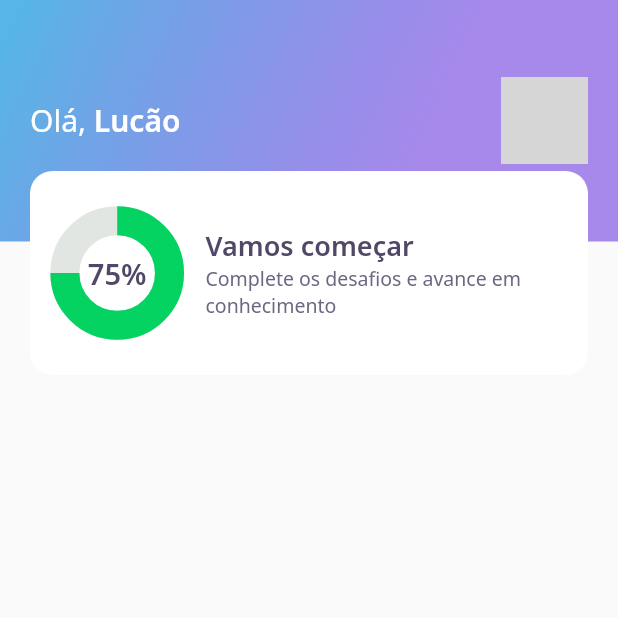
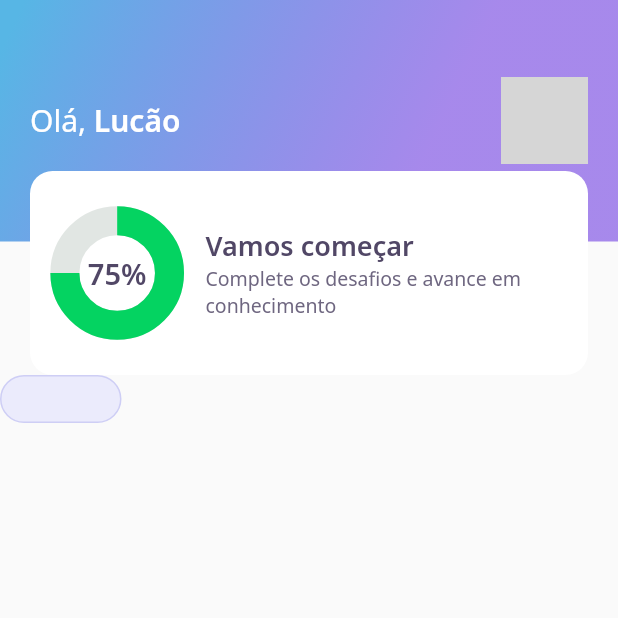
Before and after one commit to lucasew/DevQuiz-nlw5, a Flutter app: the screen it shows after launch, on a phone screen of 412 x 824 dp, the top half of it. Run offline on Flutter 3.47's test engine with Material 2 defaults, Android fonts, the phone set to English and light mode, and no system bars; our stand-ins replace google_fonts, wakelock; network calls fail; grey boxes are pictures that could not be loaded.

Commit message:
checkpoint
Signed-off-by: lucasew <lucas59356@gmail.com>

```diff
--- a/lib/home/home_page.dart
+++ b/lib/home/home_page.dart
@@ -1,5 +1,6 @@
 import 'package:flutter/material.dart';
 import './widgets/appbar/app_bar_widget.dart';
+import './widgets/level_button/level_button_widget.dart';
 
 class HomePage extends StatefulWidget {
   HomePage({Key? key}) : super(key: key);
@@ -11,6 +12,6 @@ class HomePage extends StatefulWidget {
 class _HomePageState extends State<HomePage> {
   @override
   Widget build(BuildContext context) {
-    return Scaffold(appBar: AppBarWidget());
+    return Scaffold(appBar: AppBarWidget(), body: LevelButtonWidget(label: "Fácil"));
   }
 }
--- a/lib/home/widgets/chart/chart_widget.dart
+++ b/lib/home/widgets/chart/chart_widget.dart
@@ -9,6 +9,7 @@ class ChartWidget extends StatelessWidget {
     return ConstrainedBox(
         constraints: BoxConstraints(maxHeight: 80, maxWidth: 80),
         child: FittedBox(
+            fit: BoxFit.fitHeight,
             child: Padding(
                 padding: EdgeInsets.only(left: 12),
                 child: Stack(
--- /dev/null
+++ b/lib/home/widgets/level_button/level_button_widget.dart
@@ -0,0 +1,23 @@
+import 'package:flutter/material.dart';
+import 'package:google_fonts/google_fonts.dart';
+import '../../../core/core.dart';
+
+class LevelButtonWidget extends StatelessWidget {
+  final String label;
+  const LevelButtonWidget({Key? key, required this.label}) : super(key: key);
+  @override
+  Widget build(BuildContext context) {
+    return Container(
+        decoration: BoxDecoration(
+            borderRadius: BorderRadius.circular(28),
+            color: AppColors.levelButtonFacil,
+            border: Border.fromBorderSide(
+                BorderSide(color: AppColors.levelButtonBorderFacil))),
+        child: Padding(
+            padding: const EdgeInsets.symmetric(horizontal: 26, vertical: 6),
+            child: Text(label,
+                style: GoogleFonts.notoSans(
+                    color: AppColors.levelButtonFacil, fontSize: 13))));
+// FIXME: cadê o texto :v
+  }
+}
```
